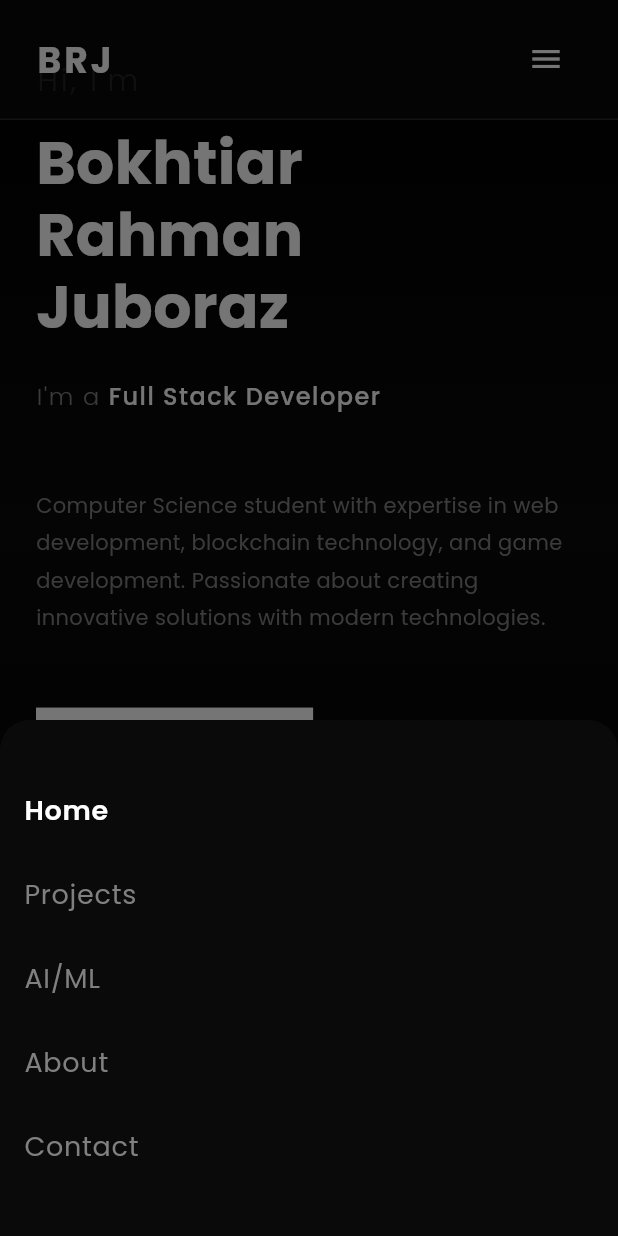
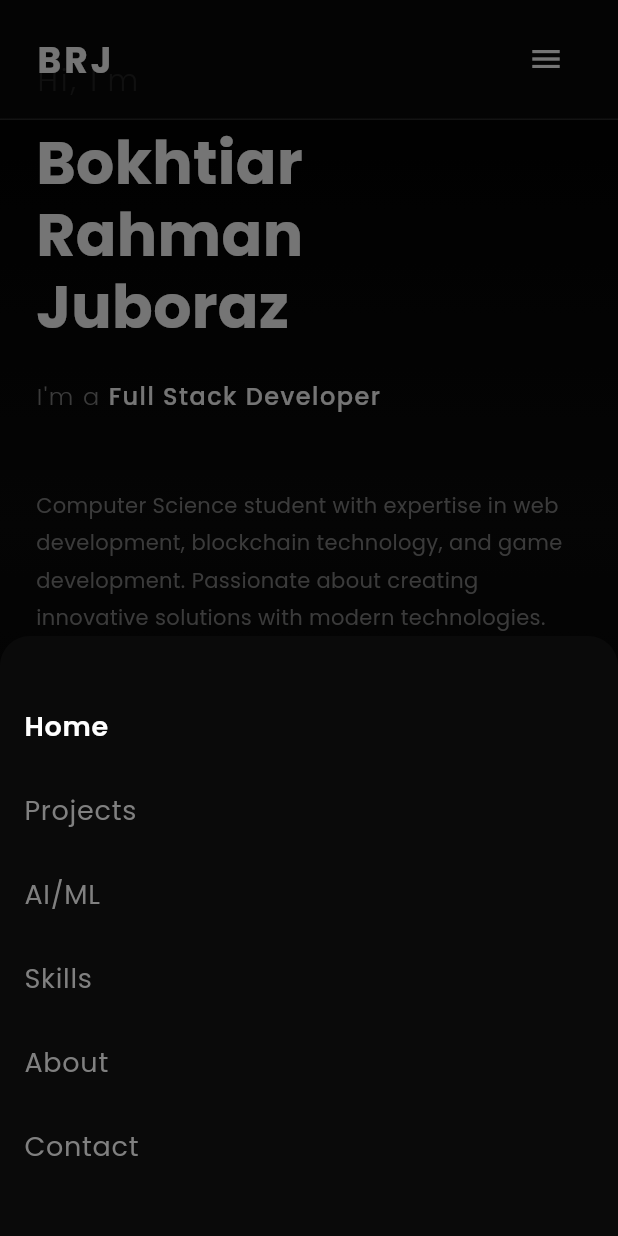
Before and after one commit to Yuvraajrahman/Portfolio, a Flutter app: the screen it shows after launch, after a tap on the "menu" icon, on a phone screen of 412 x 824 dp. Run offline on Flutter 3.47's test engine with Material 3 defaults, Android fonts, the light colour scheme and no system bars; drawn by our look-alikes of animated_text_kit, scroll_to_index; our stand-ins replace google_fonts, visibility_detector.

Commit message:
added loading animation and fixed suare clusting in the backgroudd

```diff
--- a/lib/main.dart
+++ b/lib/main.dart
@@ -2,6 +2,7 @@ import 'package:flutter/material.dart';
 import 'package:google_fonts/google_fonts.dart';
 import 'screens/home_screen.dart';
 import 'utils/constants.dart';
+import 'widgets/loading_screen.dart';
 
 void main() {
   runApp(const PortfolioApp());
@@ -28,7 +29,9 @@ class PortfolioApp extends StatelessWidget {
           surface: AppColors.background,
         ),
       ),
-      home: const HomeScreen(),
+      home: const LoadingScreen(
+        child: HomeScreen(),
+      ),
     );
   }
 }
--- a/lib/models/skill.dart
+++ b/lib/models/skill.dart
@@ -64,6 +64,16 @@ class SkillsData {
         ],
       ),
       Skill(
+        name: 'SEO & Marketing',
+        icon: '🔍',
+        items: [
+          'Search Engine Optimization',
+          'Technical SEO',
+          'On-Page Optimization',
+          'Performance Optimization',
+        ],
+      ),
+      Skill(
         name: 'Database & Systems',
         icon: '🗄️',
         items: [
--- a/lib/screens/home_screen.dart
+++ b/lib/screens/home_screen.dart
@@ -38,16 +38,18 @@ class _HomeScreenState extends State<HomeScreen> {
     final position = _scrollController.position.pixels;
     final maxScroll = _scrollController.position.maxScrollExtent;
 
-    if (position < maxScroll * 0.15) {
+    if (position < maxScroll * 0.12) {
       if (_selectedIndex != 0) setState(() => _selectedIndex = 0);
-    } else if (position < maxScroll * 0.4) {
+    } else if (position < maxScroll * 0.35) {
       if (_selectedIndex != 1) setState(() => _selectedIndex = 1);
+    } else if (position < maxScroll * 0.5) {
+      if (_selectedIndex != 2) setState(() => _selectedIndex = 2);
     } else if (position < maxScroll * 0.65) {
-      if (_selectedIndex != 2) setState(() => _selectedIndex = 2);
+      if (_selectedIndex != 3) setState(() => _selectedIndex = 3);
     } else if (position < maxScroll * 0.85) {
-      if (_selectedIndex != 3) setState(() => _selectedIndex = 3);
+      if (_selectedIndex != 4) setState(() => _selectedIndex = 4);
     } else {
-      if (_selectedIndex != 4) setState(() => _selectedIndex = 4);
+      if (_selectedIndex != 5) setState(() => _selectedIndex = 5);
     }
   }
 
@@ -85,9 +87,6 @@ class _HomeScreenState extends State<HomeScreen> {
               const SliverToBoxAdapter(
                 child: StatisticsSection(),
               ),
-              const SliverToBoxAdapter(
-                child: CombinedExpertiseSection(),
-              ),
               SliverToBoxAdapter(
                 child: AutoScrollTag(
                   key: const ValueKey(1),
@@ -109,7 +108,7 @@ class _HomeScreenState extends State<HomeScreen> {
                   key: const ValueKey(3),
                   controller: _scrollController,
                   index: 3,
-                  child: const AboutSection(),
+                  child: const CombinedExpertiseSection(),
                 ),
               ),
               SliverToBoxAdapter(
@@ -117,6 +116,14 @@ class _HomeScreenState extends State<HomeScreen> {
                   key: const ValueKey(4),
                   controller: _scrollController,
                   index: 4,
+                  child: const AboutSection(),
+                ),
+              ),
+              SliverToBoxAdapter(
+                child: AutoScrollTag(
+                  key: const ValueKey(5),
+                  controller: _scrollController,
+                  index: 5,
                   child: const ContactSection(),
                 ),
               ),
--- a/lib/widgets/animated_background.dart
+++ b/lib/widgets/animated_background.dart
@@ -15,51 +15,80 @@ class AnimatedBackground extends StatefulWidget {
 
 class _AnimatedBackgroundState extends State<AnimatedBackground>
     with TickerProviderStateMixin {
-  final List<Particle> _particles = [];
+  final List<StarParticle> _particles = [];
   final List<ClickRipple> _ripples = [];
   Offset? _mousePosition;
-  late AnimationController _fadeController;
+  late AnimationController _spawnController;
   late AnimationController _rippleController;
+  final math.Random _random = math.Random();
 
   @override
   void initState() {
     super.initState();
 
-    _fadeController = AnimationController(
-      duration: const Duration(milliseconds: 1500),
+    // Controller that ticks every frame to update particles
+    _spawnController = AnimationController(
+      duration: const Duration(seconds: 1),
       vsync: this,
-    );
+    )..repeat();
 
     _rippleController = AnimationController(
       duration: const Duration(milliseconds: 800),
       vsync: this,
     );
 
-    // Initialize particles
-    _initializeParticles();
-
-    // Start animation loop
-    _fadeController.repeat(reverse: false);
+    // Start spawning particles
+    _startParticleSpawning();
   }
 
-  void _initializeParticles() {
-    final random = math.Random();
-    // Create 40-60 particles
-    for (int i = 0; i < 50; i++) {
-      _particles.add(Particle(
-        x: random.nextDouble(),
-        y: random.nextDouble(),
-        size: 8.0 + random.nextDouble() * 20, // 8-28px
-        opacity: 0.0,
-        baseOpacity: 0.15 + random.nextDouble() * 0.25, // 0.15-0.4
+  void _startParticleSpawning() {
+    // Spawn new particles periodically
+    _spawnController.addListener(() {
+      // Spawn a new particle every ~150-300ms (randomized)
+      if (_random.nextDouble() < 0.15) { // 15% chance per frame at 60fps = ~9 per second
+        _spawnNewParticle();
+      }
+
+      // Remove expired particles (older than 2 seconds)
+      _particles.removeWhere((particle) {
+        final age = DateTime.now().difference(particle.spawnTime).inMilliseconds;
+        return age > 2000;
+      });
+    });
+  }
+
+  void _spawnNewParticle() {
+    // Spawn mostly from sides (left/right), less in middle
+    double x;
+    final sideChance = _random.nextDouble();
+
+    if (sideChance < 0.75) {
+      // 75% chance: spawn from left or right sides (0-25% or 75-100%)
+      if (_random.nextBool()) {
+        x = 0.05 + _random.nextDouble() * 0.25; // Left side (5-30%)
+      } else {
+        x = 0.70 + _random.nextDouble() * 0.25; // Right side (70-95%)
+      }
+    } else {
+      // 25% chance: spawn in middle section (25-75%)
+      x = 0.30 + _random.nextDouble() * 0.40; // Middle (30-70%)
+    }
+
+    setState(() {
+      _particles.add(StarParticle(
+        x: x,
+        y: 0.1 + _random.nextDouble() * 0.8, // 10-90% of height
+        size: 6.0 + _random.nextDouble() * 18, // 6-24px
+        baseOpacity: 0.2 + _random.nextDouble() * 0.3, // 0.2-0.5
+        spawnTime: DateTime.now(),
       ));
+    });
   }
-  }
+
 
   void _onPointerMove(PointerEvent event) {
     setState(() {
       _mousePosition = event.localPosition;
-      _fadeController.forward(from: 0);
     });
   }
 
@@ -83,62 +112,87 @@ class _AnimatedBackgroundState extends State<AnimatedBackground>
 
   @override
   void dispose() {
-    _fadeController.dispose();
+    _spawnController.dispose();
     _rippleController.dispose();
     super.dispose();
   }
 
   @override
   Widget build(BuildContext context) {
-    return Listener(
-      onPointerMove: _onPointerMove,
-      onPointerDown: _onPointerDown,
-      child: Stack(
+    return Stack(
       children: [
         // Base background
         Container(
           color: const Color(0xFF000000),
         ),
 
-          // Interactive particles
-          AnimatedBuilder(
-            animation: Listenable.merge([_fadeController, _rippleController]),
+          // Fixed background particles (don't scroll)
+          Positioned.fill(
+            child: Listener(
+              onPointerMove: _onPointerMove,
+              onPointerDown: _onPointerDown,
+              child: AnimatedBuilder(
+                animation: Listenable.merge([_spawnController, _rippleController]),
                 builder: (context, child) {
                   return CustomPaint(
-                painter: InteractiveParticlePainter(
+                    painter: StarParticlePainter(
                       particles: _particles,
                       ripples: _ripples,
                       mousePosition: _mousePosition,
-                  fadeValue: _fadeController.value,
                       rippleValue: _rippleController.value,
                     ),
                     size: Size.infinite,
                   );
                 },
               ),
+            ),
+          ),
 
-          // Content
+        // Scrollable content
         widget.child,
       ],
-      ),
     );
   }
 }
 
-class Particle {
+class StarParticle {
   final double x; // 0-1 (percentage of width)
   final double y; // 0-1 (percentage of height)
   final double size;
-  double opacity;
   final double baseOpacity;
+  final DateTime spawnTime;
 
-  Particle({
+  StarParticle({
     required this.x,
     required this.y,
     required this.size,
-    required this.opacity,
     required this.baseOpacity,
+    required this.spawnTime,
   });
+
+  // Calculate opacity based on age (star-like fade in/out over 2 seconds)
+  double getOpacity() {
+    final age = DateTime.now().difference(spawnTime).inMilliseconds;
+    final progress = (age / 2000.0).clamp(0.0, 1.0);
+
+    // Fade in first 25%, stay visible 50%, fade out last 25%
+    double fadeMultiplier;
+    if (progress < 0.25) {
+      // Fade in (0 to 0.25 seconds = 0 to 500ms)
+      fadeMultiplier = progress / 0.25;
+    } else if (progress < 0.75) {
+      // Stay at full opacity (0.25 to 0.75 = 500ms to 1500ms)
+      fadeMultiplier = 1.0;
+    } else {
+      // Fade out (0.75 to 1.0 = 1500ms to 2000ms)
+      fadeMultiplier = 1.0 - ((progress - 0.75) / 0.25);
+    }
+
+    // Add subtle twinkle effect
+    final twinkle = 0.8 + (math.sin(age / 200.0) * 0.2);
+
+    return baseOpacity * fadeMultiplier * twinkle;
+  }
 }
 
 class ClickRipple {
@@ -153,18 +207,16 @@ class ClickRipple {
   });
 }
 
-class InteractiveParticlePainter extends CustomPainter {
-  final List<Particle> particles;
+class StarParticlePainter extends CustomPainter {
+  final List<StarParticle> particles;
   final List<ClickRipple> ripples;
   final Offset? mousePosition;
-  final double fadeValue;
   final double rippleValue;
 
-  InteractiveParticlePainter({
+  StarParticlePainter({
     required this.particles,
     required this.ripples,
     required this.mousePosition,
-    required this.fadeValue,
     required this.rippleValue,
   });
 
@@ -174,39 +226,32 @@ class InteractiveParticlePainter extends CustomPainter {
       ..style = PaintingStyle.stroke
       ..strokeWidth = 1.5;
 
-    // Draw particles
+    // Draw each particle as a twinkling star
     for (final particle in particles) {
       final particleX = particle.x * size.width;
       final particleY = particle.y * size.height;
 
+      // Get animated opacity with twinkle effect
+      double opacity = particle.getOpacity();
+
       // Calculate distance from mouse
       double scale = 1.0;
-      double opacity = particle.baseOpacity;
 
       if (mousePosition != null) {
         final dx = particleX - mousePosition!.dx;
         final dy = particleY - mousePosition!.dy;
         final distance = math.sqrt(dx * dx + dy * dy);
-        final maxDistance = 200; // Influence radius
+        const maxDistance = 200.0; // Influence radius
 
         if (distance < maxDistance) {
           // Zoom in 20% when near mouse
           final influence = 1 - (distance / maxDistance);
           scale = 1.0 + (influence * 0.2);
-          opacity = particle.baseOpacity + (influence * 0.4);
-
-          // Apply fade out effect
-          opacity *= (1 - fadeValue);
-        } else {
-          // Far from mouse - fade out faster
-          opacity *= (1 - fadeValue * 1.5).clamp(0.0, 1.0);
+          opacity = (opacity + (influence * 0.2)).clamp(0.0, 1.0);
         }
-      } else {
-        // No mouse movement - fade out
-        opacity *= (1 - fadeValue * 0.8);
       }
 
-      // Draw square outline
+      // Draw square outline (star)
       if (opacity > 0.01) {
         paint.color = Color.fromRGBO(255, 255, 255, opacity.clamp(0.0, 1.0));
 
@@ -221,6 +266,11 @@ class InteractiveParticlePainter extends CustomPainter {
       }
     }
 
+    // Draw cursor tracking effect
+    if (mousePosition != null) {
+      _drawCursorEffect(canvas, size, paint);
+    }
+
     // Draw click ripples
     for (final ripple in ripples) {
       final age = DateTime.now().difference(ripple.timestamp).inMilliseconds;
@@ -228,7 +278,6 @@ class InteractiveParticlePainter extends CustomPainter {
 
       if (progress < 1.0) {
         // Expanding square ripple
-        final rippleSize = 10 + (progress * 60); // Expand from 10 to 70
         final rippleOpacity = (1 - progress) * 0.6;
 
         // Draw multiple expanding squares
@@ -237,7 +286,7 @@ class InteractiveParticlePainter extends CustomPainter {
           final delayedProgress = (progress - delay).clamp(0.0, 1.0);
 
           if (delayedProgress > 0) {
-            final size = 10 + (delayedProgress * (60 + i * 20));
+            final rippleSize = 10 + (delayedProgress * (60 + i * 20));
             final opacity = (1 - delayedProgress) * rippleOpacity * (1 - i * 0.3);
 
             paint.color = Color.fromRGBO(255, 255, 255, opacity);
@@ -245,8 +294,8 @@ class InteractiveParticlePainter extends CustomPainter {
 
             final rect = Rect.fromCenter(
               center: Offset(ripple.x, ripple.y),
-              width: size,
-              height: size,
+              width: rippleSize,
+              height: rippleSize,
             );
 
             canvas.drawRect(rect, paint);
@@ -256,12 +305,42 @@ class InteractiveParticlePainter extends CustomPainter {
     }
   }
 
+  double _easeInOutCubic(double t) {
+    if (t < 0.5) {
+      return 4 * t * t * t;
+    } else {
+      return 1 - math.pow(-2 * t + 2, 3) / 2;
+    }
+  }
+
+  void _drawCursorEffect(Canvas canvas, Size size, Paint paint) {
+    if (mousePosition == null) return;
+
+    // Minimalistic cursor follower - small square outline
+    paint.color = const Color(0x40FFFFFF); // 25% opacity
+    paint.strokeWidth = 1.0;
+
+    // Small square following cursor
+    final cursorRect = Rect.fromCenter(
+      center: mousePosition!,
+      width: 12,
+      height: 12,
+    );
+    canvas.drawRect(cursorRect, paint);
+
+    // Even smaller inner square
+    paint.color = const Color(0x20FFFFFF); // 12.5% opacity
+    final innerRect = Rect.fromCenter(
+      center: mousePosition!,
+      width: 6,
+      height: 6,
+    );
+    canvas.drawRect(innerRect, paint);
+  }
+
   @override
-  bool shouldRepaint(covariant InteractiveParticlePainter oldDelegate) {
-    return oldDelegate.mousePosition != mousePosition ||
-        oldDelegate.fadeValue != fadeValue ||
-        oldDelegate.rippleValue != rippleValue ||
-        oldDelegate.ripples.length != ripples.length;
+  bool shouldRepaint(covariant StarParticlePainter oldDelegate) {
+    return true; // Always repaint for smooth animations
   }
 }
 
--- /dev/null
+++ b/lib/widgets/loading_screen.dart
@@ -0,0 +1,225 @@
+import 'dart:async';
+import 'package:flutter/material.dart';
+
+class LoadingScreen extends StatefulWidget {
+  final Widget child;
+
+  const LoadingScreen({
+    super.key,
+    required this.child,
+  });
+
+  @override
+  State<LoadingScreen> createState() => _LoadingScreenState();
+}
+
+class _LoadingScreenState extends State<LoadingScreen>
+    with SingleTickerProviderStateMixin {
+  double _loadingProgress = 0.0;
+  bool _isLoaded = false;
+  late AnimationController _fadeController;
+  late Animation<double> _fadeAnimation;
+
+  @override
+  void initState() {
+    super.initState();
+
+    _fadeController = AnimationController(
+      duration: const Duration(milliseconds: 800),
+      vsync: this,
+    );
+
+    _fadeAnimation = Tween<double>(begin: 1.0, end: 0.0).animate(
+      CurvedAnimation(parent: _fadeController, curve: Curves.easeInOut),
+    );
+
+    // Simulate loading progress
+    _simulateLoading();
+  }
+
+  void _simulateLoading() {
+    Timer.periodic(const Duration(milliseconds: 30), (timer) {
+      if (!mounted) {
+        timer.cancel();
+        return;
+      }
+
+      setState(() {
+        // Simulate realistic loading curve
+        if (_loadingProgress < 0.3) {
+          _loadingProgress += 0.02; // Fast start
+        } else if (_loadingProgress < 0.7) {
+          _loadingProgress += 0.015; // Medium
+        } else if (_loadingProgress < 0.95) {
+          _loadingProgress += 0.01; // Slow down
+        } else {
+          _loadingProgress += 0.005; // Very slow at end
+        }
+
+        if (_loadingProgress >= 1.0) {
+          _loadingProgress = 1.0;
+          timer.cancel();
+
+          // Wait a bit at 100%, then fade out
+          Future.delayed(const Duration(milliseconds: 300), () {
+            if (mounted) {
+              _fadeController.forward().then((_) {
+                if (mounted) {
+                  setState(() {
+                    _isLoaded = true;
+                  });
+                }
+              });
+            }
+          });
+        }
+      });
+    });
+  }
+
+  @override
+  void dispose() {
+    _fadeController.dispose();
+    super.dispose();
+  }
+
+  @override
+  Widget build(BuildContext context) {
+    if (_isLoaded) {
+      return widget.child;
+    }
+
+    return Stack(
+      children: [
+        // The actual content (hidden but loading)
+        Opacity(
+          opacity: 0,
+          child: widget.child,
+        ),
+
+        // Loading overlay
+        AnimatedBuilder(
+          animation: _fadeAnimation,
+          builder: (context, child) {
+            return Opacity(
+              opacity: _fadeAnimation.value,
+              child: Container(
+                color: const Color(0xFF000000),
+                child: Center(
+                  child: Column(
+                    mainAxisAlignment: MainAxisAlignment.center,
+                    children: [
+                      // Animated loading squares
+                      SizedBox(
+                        width: 100,
+                        height: 100,
+                        child: CustomPaint(
+                          painter: LoadingSquaresPainter(
+                            progress: _loadingProgress,
+                          ),
+                        ),
+                      ),
+
+                      const SizedBox(height: 40),
+
+                      // Loading percentage
+                      Text(
+                        '${(_loadingProgress * 100).toInt()}%',
+                        style: const TextStyle(
+                          color: Colors.white,
+                          fontSize: 32,
+                          fontWeight: FontWeight.w300,
+                          letterSpacing: 4,
+                          decoration: TextDecoration.none,
+                        ),
+                      ),
+
+                      const SizedBox(height: 16),
+
+                      // Loading text
+                      Text(
+                        'Loading Portfolio',
+                        style: TextStyle(
+                          color: Colors.white.withValues(alpha: 0.6),
+                          fontSize: 14,
+                          fontWeight: FontWeight.w300,
+                          letterSpacing: 2,
+                          decoration: TextDecoration.none,
+                        ),
+                      ),
+
+                      const SizedBox(height: 32),
+
+                      // Progress bar
+                      Container(
+                        width: 200,
+                        height: 2,
+                        decoration: BoxDecoration(
+                          color: Colors.white.withValues(alpha: 0.1),
+                          borderRadius: BorderRadius.circular(1),
+                        ),
+                        child: FractionallySizedBox(
+                          alignment: Alignment.centerLeft,
+                          widthFactor: _loadingProgress,
+                          child: Container(
+                            decoration: BoxDecoration(
+                              color: Colors.white.withValues(alpha: 0.8),
+                              borderRadius: BorderRadius.circular(1),
+                            ),
+                          ),
+                        ),
+                      ),
+                    ],
+                  ),
+                ),
+              ),
+            );
+          },
+        ),
+      ],
+    );
+  }
+}
+
+class LoadingSquaresPainter extends CustomPainter {
+  final double progress;
+
+  LoadingSquaresPainter({required this.progress});
+
+  @override
+  void paint(Canvas canvas, Size size) {
+    final paint = Paint()
+      ..style = PaintingStyle.stroke
+      ..strokeWidth = 2.0
+      ..color = Colors.white;
+
+    final center = Offset(size.width / 2, size.height / 2);
+
+    // Draw 3 rotating squares
+    for (int i = 0; i < 3; i++) {
+      final squareSize = 30.0 + (i * 20);
+      final rotation = (progress * 6.28318) + (i * 1.047); // 2π and π/3
+      final opacity = 0.3 + (i * 0.2);
+
+      paint.color = Colors.white.withValues(alpha: opacity);
+
+      canvas.save();
+      canvas.translate(center.dx, center.dy);
+      canvas.rotate(rotation * (i % 2 == 0 ? 1 : -1));
+
+      final rect = Rect.fromCenter(
+        center: Offset.zero,
+        width: squareSize,
+        height: squareSize,
+      );
+
+      canvas.drawRect(rect, paint);
+      canvas.restore();
+    }
+  }
+
+  @override
+  bool shouldRepaint(covariant LoadingSquaresPainter oldDelegate) {
+    return oldDelegate.progress != progress;
+  }
+}
--- a/lib/widgets/navigation_bar.dart
+++ b/lib/widgets/navigation_bar.dart
@@ -92,8 +92,9 @@ class _CustomNavigationBarState extends State<CustomNavigationBar> {
                   _buildNavItem('Home', 0),
                   _buildNavItem('Projects', 1),
                   _buildNavItem('AI/ML', 2),
-                  _buildNavItem('About', 3),
-                  _buildNavItem('Contact', 4),
+                  _buildNavItem('Skills', 3),
+                  _buildNavItem('About', 4),
+                  _buildNavItem('Contact', 5),
                 ],
               )
             else
@@ -125,12 +126,21 @@ class _CustomNavigationBarState extends State<CustomNavigationBar> {
       },
       child: Padding(
         padding: const EdgeInsets.symmetric(horizontal: 20),
+        child: Material(
+          color: Colors.transparent,
+          child: InkWell(
+            onTap: () => widget.onItemSelected(index),
+            borderRadius: BorderRadius.circular(8),
+            splashColor: AppColors.primary.withValues(alpha: 0.2),
+            highlightColor: AppColors.primary.withValues(alpha: 0.1),
+            hoverColor: AppColors.primary.withValues(alpha: 0.05),
             child: MouseRegion(
               cursor: SystemMouseCursors.click,
-          child: GestureDetector(
-            onTap: () => widget.onItemSelected(index),
+              child: Padding(
+                padding: const EdgeInsets.symmetric(horizontal: 12, vertical: 8),
                 child: Column(
                   mainAxisAlignment: MainAxisAlignment.center,
+                  mainAxisSize: MainAxisSize.min,
                   children: [
                     Text(
                       title,
@@ -155,6 +165,8 @@ class _CustomNavigationBarState extends State<CustomNavigationBar> {
               ),
             ),
           ),
+        ),
+      ),
     );
   }
 
@@ -173,8 +185,9 @@ class _CustomNavigationBarState extends State<CustomNavigationBar> {
             _buildMobileNavItem('Home', 0, context),
             _buildMobileNavItem('Projects', 1, context),
             _buildMobileNavItem('AI/ML', 2, context),
-            _buildMobileNavItem('About', 3, context),
-            _buildMobileNavItem('Contact', 4, context),
+            _buildMobileNavItem('Skills', 3, context),
+            _buildMobileNavItem('About', 4, context),
+            _buildMobileNavItem('Contact', 5, context),
           ],
         ),
       ),
@@ -184,7 +197,16 @@ class _CustomNavigationBarState extends State<CustomNavigationBar> {
   Widget _buildMobileNavItem(String title, int index, BuildContext context) {
     final isSelected = widget.selectedIndex == index;
 
-    return ListTile(
+    return Material(
+      color: Colors.transparent,
+      child: InkWell(
+        onTap: () {
+          widget.onItemSelected(index);
+          Navigator.pop(context);
+        },
+        splashColor: AppColors.primary.withValues(alpha: 0.2),
+        highlightColor: AppColors.primary.withValues(alpha: 0.1),
+        child: ListTile(
           title: Text(
             title,
             style: TextStyle(
@@ -193,10 +215,8 @@ class _CustomNavigationBarState extends State<CustomNavigationBar> {
               color: isSelected ? AppColors.primary : AppColors.secondary,
             ),
           ),
-      onTap: () {
-        widget.onItemSelected(index);
-        Navigator.pop(context);
-      },
+        ),
+      ),
     );
   }
 }
```
Lines whose indentation alone changed are shown as unchanged.
